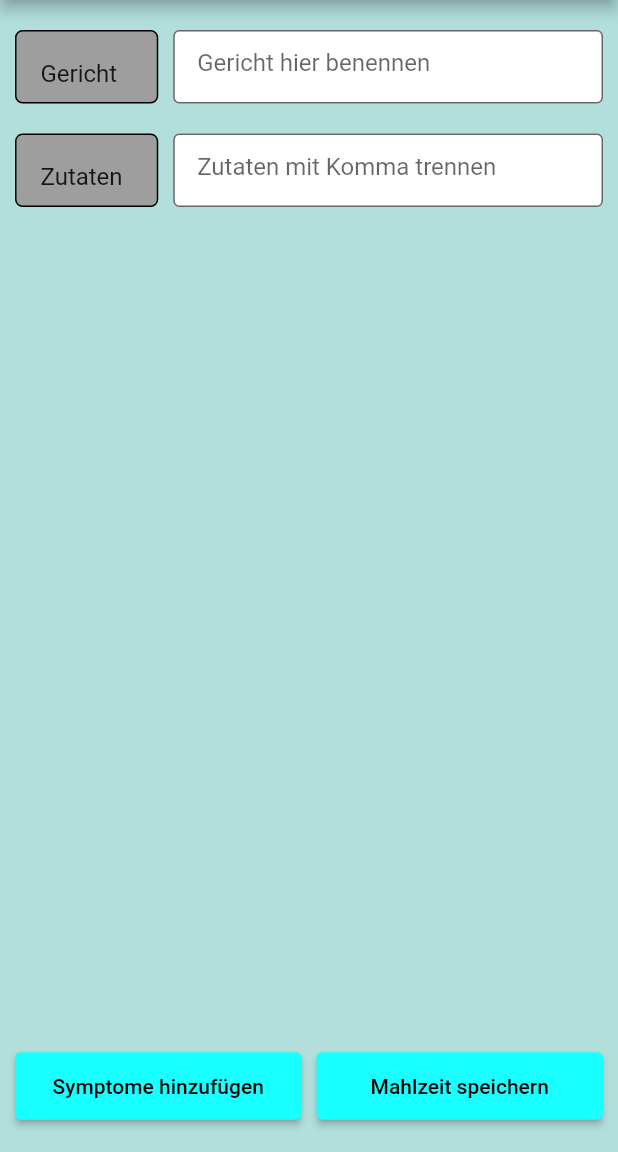
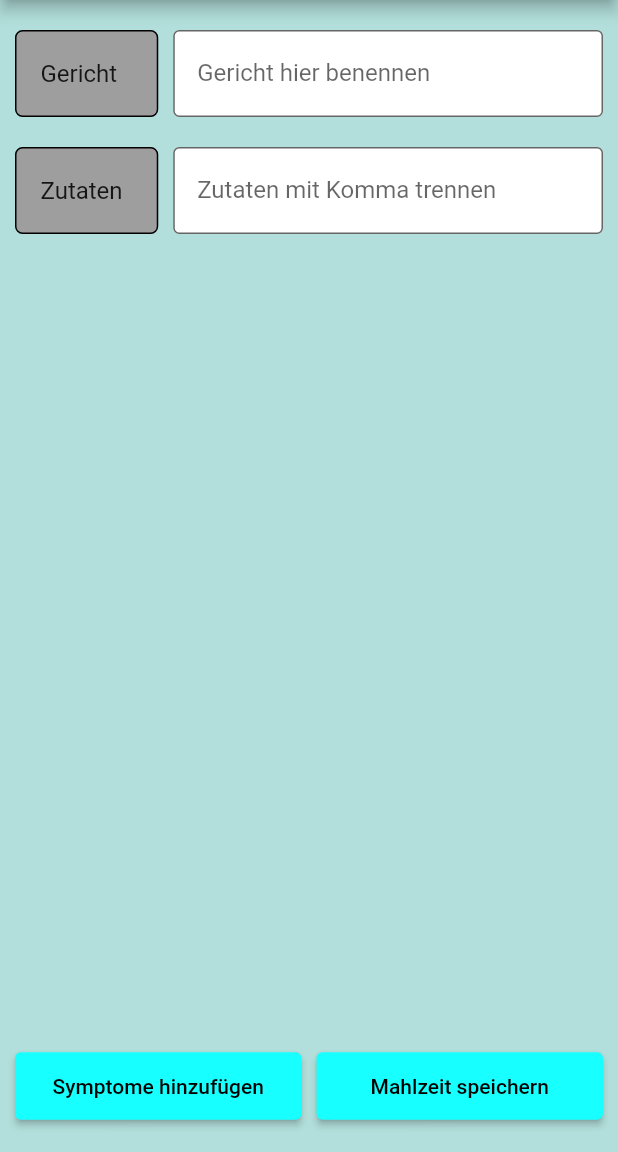
Before and after one commit to Thoughtness/Inner-Peace, a Flutter app: the screen it shows after launch, in the side drawer, after a tap on "Mahlzeit erfassen", on a phone screen of 412 x 824 dp, the part 84-1236 px from its top. Run offline on Flutter 3.47's test engine with Material 2 defaults, Android fonts, the phone set to English and light mode, and no system bars.

```diff
--- a/lib/guiPresets.dart
+++ b/lib/erfassteMahlzeitenBody.dart
@@ -1,15 +1,14 @@
 import 'package:flutter/material.dart';
 import 'package:inner_peace/symptomeErfassen.dart';
-import 'package:inner_peace/main.dart';
 
-class guiMahlzeitErfassen extends StatelessWidget {
+class erfassteMahlzeitenBody extends StatelessWidget {
   String titel = "";
   String zutaten = "";
   String symptome = "";
   double width = 10.0;
   double height = 20;
 
-  guiMahlzeitErfassen(String titel, String zutaten, String symptome) {
+  erfassteMahlzeitenBody(String titel, String zutaten, String symptome) {
     this.titel = titel;
     this.zutaten = zutaten;
     this.symptome = symptome;
@@ -29,7 +28,7 @@ class guiMahlzeitErfassen extends StatelessWidget {
                 flex: 1,
                 child: Container(
                   decoration: myBoxDecoration(),
-                  height: 49,
+                  //height: 49,
                   child: Align(
                       alignment: Alignment.bottomRight,
                       child: insertTitle(text: titel)),
@@ -39,7 +38,7 @@ class guiMahlzeitErfassen extends StatelessWidget {
               Flexible(
                 flex: 3,
                 child: Container(
-                  height: 49,
+                  height: 58,
                   child: TextField(
                     decoration: InputDecoration(
                         fillColor: Colors.white,
@@ -60,14 +59,14 @@ class guiMahlzeitErfassen extends StatelessWidget {
                 flex: 1,
                 child: Container(
                     decoration: myBoxDecoration(),
-                    height: 49,
+                    //height: 49,
                     child: insertTitle(text: zutaten)),
               ),
               SizedBox(width: width),
               Flexible(
                 flex: 3,
                 child: Container(
-                  height: 49,
+                  height: 58,
                   child: TextField(
                     decoration: InputDecoration(
                         fillColor: Colors.white,
--- a/lib/mahlzeitErfassen.dart
+++ b/lib/mahlzeitErfassen.dart
@@ -1,6 +1,6 @@
 import 'package:flutter/material.dart';
 import 'package:inner_peace/navigationMenu.dart';
-import 'package:inner_peace/guiPresets.dart';
+import 'package:inner_peace/erfassteMahlzeitenBody.dart';
 
 class mahlzeitErfassen extends StatelessWidget {
   @override
@@ -15,6 +15,6 @@ class mahlzeitErfassen extends StatelessWidget {
           ),
           backgroundColor: Colors.cyanAccent,
         ),
-        body: guiMahlzeitErfassen("Gericht", "Zutaten", "Symptome"),
+        body: erfassteMahlzeitenBody("Gericht", "Zutaten", "Symptome"),
       );
 }
--- a/lib/symptomeErfassen.dart
+++ b/lib/symptomeErfassen.dart
@@ -1,5 +1,6 @@
 import 'package:flutter/material.dart';
 import 'package:inner_peace/navigationMenu.dart';
+import 'package:inner_peace/symptomeErfassenBody.dart';
 
 class symptomeErfassen extends StatelessWidget {
   @override
@@ -13,5 +14,6 @@ class symptomeErfassen extends StatelessWidget {
           ),
           backgroundColor: Colors.cyanAccent,
         ),
+    body: symptomeErfassenBody(),
       );
 }
--- /dev/null
+++ b/lib/symptomeErfassenBody.dart
@@ -0,0 +1,5 @@
+import 'package:flutter/material.dart';
+
+class symptomeErfassenBody extends StatelessWidget{
+
+}
```
